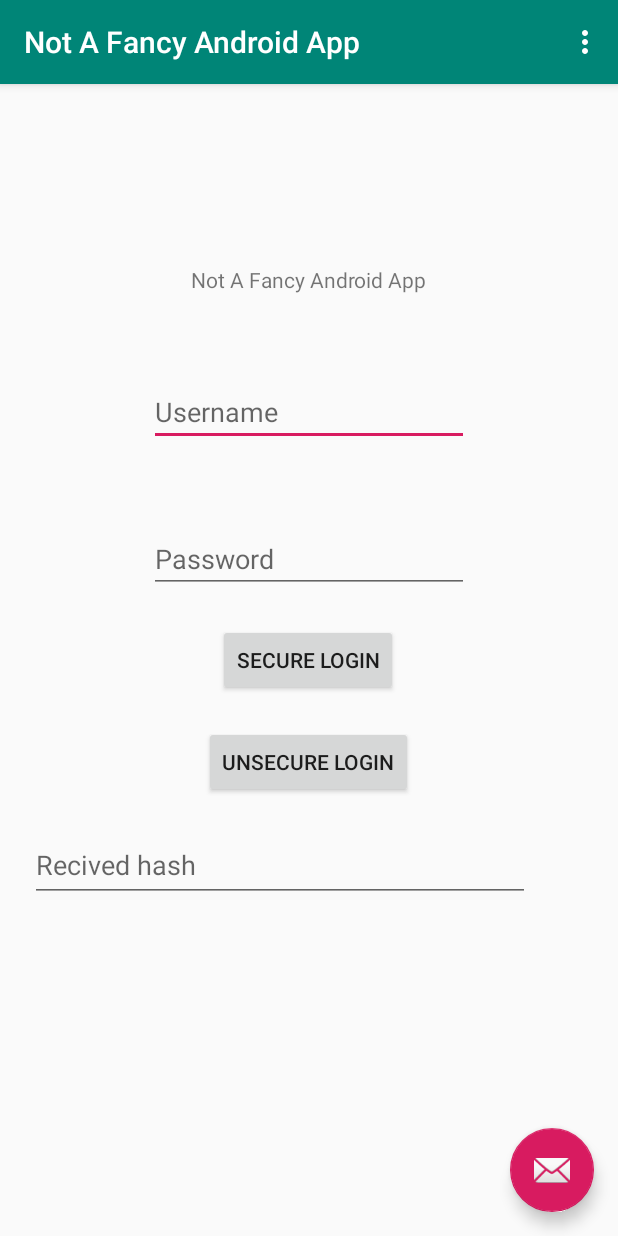
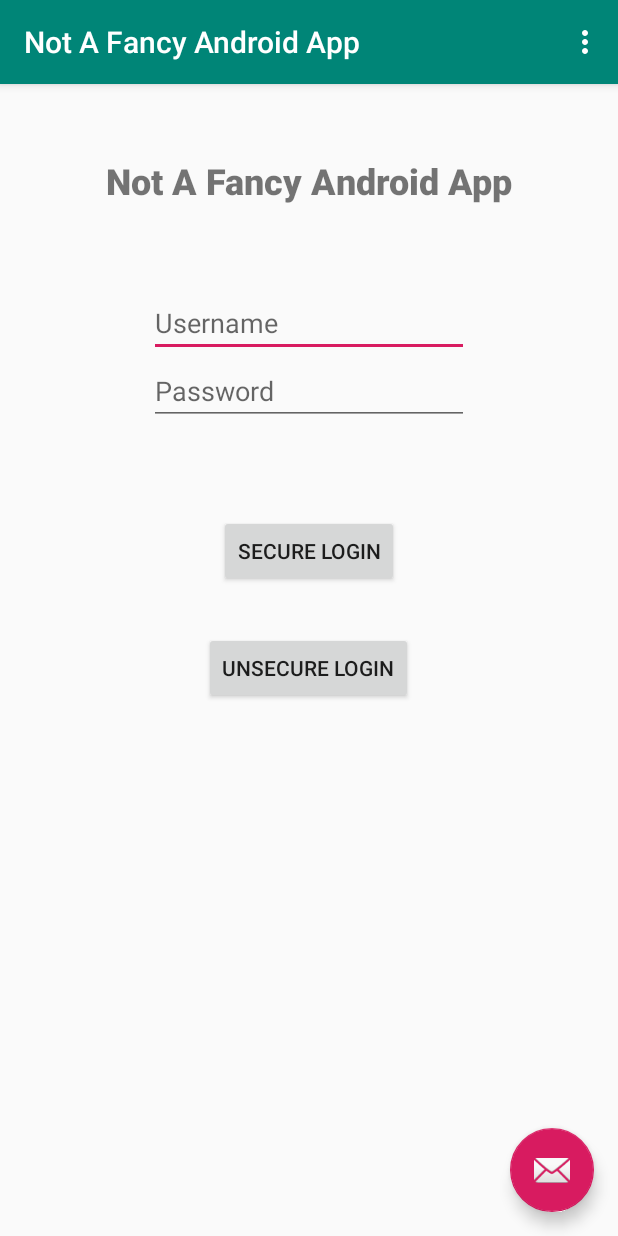
Before and after one commit to choringa/NAFAA_pub, an Android app: the screen it shows after launch (MainActivity), after a tap on "SECURE LOGIN", on a phone screen of 412 x 824 dp. Run offline under Robolectric (Android 15) with nearby library versions, the phone set to English and light mode, and no system bars.

Commit message:
Mejoras graficas. Separacion en otro branch la parte del hash

```diff
--- a/app/src/main/java/com/indi/nafaa/MainActivity.java
+++ b/app/src/main/java/com/indi/nafaa/MainActivity.java
@@ -1,15 +1,19 @@
 package com.indi.nafaa;
 
+import android.content.Intent;
 import android.os.Bundle;
 import com.google.android.material.floatingactionbutton.FloatingActionButton;
 import com.google.android.material.snackbar.Snackbar;
 import androidx.appcompat.app.AppCompatActivity;
 import androidx.appcompat.widget.Toolbar;
+
+import android.util.Log;
 import android.view.View;
 import android.view.Menu;
 import android.view.MenuItem;
 import android.widget.Button;
 import android.widget.EditText;
+import android.widget.TextView;
 import android.widget.Toast;
 import org.json.JSONException;
 import org.json.JSONObject;
@@ -17,6 +21,8 @@ import org.json.JSONObject;
 public class MainActivity extends AppCompatActivity {
 
     private static String TAG = "MainActivity";
+
+    private TextView tvBadAuth;
 
     @Override
     protected void onCreate(Bundle savedInstanceState) {
@@ -36,6 +42,7 @@ public class MainActivity extends AppCompatActivity {
 
         final EditText etUsername = findViewById(R.id.et_main_username);
         final EditText etPassword = findViewById(R.id.et_main_password);
+        tvBadAuth = findViewById(R.id.tvBadAuth);
         Button btnLoginSecure = findViewById(R.id.btnSecureLogin);
         btnLoginSecure.setOnClickListener(new View.OnClickListener() {
             @Override
@@ -67,12 +74,24 @@ public class MainActivity extends AppCompatActivity {
     }
 
     public void handleResponse(String response){
-        Toast.makeText(this, response, Toast.LENGTH_LONG).show();
-    }
-
-    public void setHash(String hash){
-        EditText etHash = findViewById(R.id.et_hash);
-        etHash.setText(hash);
+        try {
+            JSONObject responseJson = new JSONObject(response);
+            int responseCode =  Integer.parseInt(responseJson.get("code").toString());
+            Log.i(TAG, "handleResponse: " + response);
+            if(responseCode == 200){
+                Intent intent = new Intent(this, ProfileActivity.class);
+                startActivity(intent);
+            }
+            else if(responseCode == 401){
+                tvBadAuth.setVisibility(View.VISIBLE);
+            }
+            else{
+                Toast.makeText(this, "Ups, something went wrong...", Toast.LENGTH_LONG).show();
+            }
+        } catch (JSONException e) {
+            Log.e(TAG, "handleResponse: " + e.getLocalizedMessage());
+            Toast.makeText(this, "Ups, something went wrong...", Toast.LENGTH_LONG).show();
+        }
     }
 
     @Override
@@ -93,9 +112,11 @@ public class MainActivity extends AppCompatActivity {
         if (id == R.id.action_settings) {
             return true;
         }
-
         return super.onOptionsItemSelected(item);
     }
 
-
+    @Override
+    protected void onResume() {
+        super.onResume();
+    }
 }
--- a/app/src/main/java/com/indi/nafaa/RequestAsyncTask.java
+++ b/app/src/main/java/com/indi/nafaa/RequestAsyncTask.java
@@ -30,14 +30,6 @@ public class RequestAsyncTask extends AsyncTask<Object, Void, String> {
     protected void onPostExecute(String response) {
         super.onPostExecute(response);
         Log.i(TAG, "POST Response----------->" + response);
-        if(response.contains(":hash:")){
-            String [] respArray = response.split(":");
-            Log.i(TAG, respArray.length + "");
-            if(respArray.length > 2)
-                mainActivity.setHash(respArray[2]);
-            mainActivity.handleResponse(respArray[0]);
-        }
-        else
-            mainActivity.handleResponse(response);
+        mainActivity.handleResponse(response);
     }
 }
--- a/app/src/main/java/com/indi/nafaa/Utils.java
+++ b/app/src/main/java/com/indi/nafaa/Utils.java
@@ -34,10 +34,8 @@ public class Utils {
     private static final String BASE_URL = "https://34.196.140.186:5000/";
     private OkHttpClient clientSecure;
     private OkHttpClient clientUnsecure;
-    private String hash;
 
     public Utils(){
-        hash = "";
         ConstructSecureClient();
         ConstructUnsecureClient();
     }
@@ -100,7 +98,6 @@ public class Utils {
                     md.update(publicKey,0,publicKey.length);
                     String pin = Base64.encodeToString(md.digest(), Base64.NO_WRAP);
                     Log.i(TAG,"2 >> PIN------------->" + pin);
-                    hash = pin;
                     String pinned = clientSecure.certificatePinner().getPins().toArray()[0].toString();
                     Log.i(TAG,"3 >> Pinned---------->" + pinned);
                     return pinned.contains(pin);
@@ -169,7 +166,7 @@ public class Utils {
             }
             catch (IOException e){
                 Log.e(TAG, "Error --> " + e.getLocalizedMessage() + e.getMessage());
-                return "Connection Error" + ":hash:" + hash;
+                return "Connection Error";
             }
         }
         else{
--- a/app/src/main/res/layout/content_main.xml
+++ b/app/src/main/res/layout/content_main.xml
@@ -1,7 +1,12 @@
 <?xml version="1.0" encoding="utf-8"?>
-<androidx.constraintlayout.widget.ConstraintLayout xmlns:android="http://schemas.android.com/apk/res/android"
+<ScrollView
+    xmlns:android="http://schemas.android.com/apk/res/android"
     xmlns:app="http://schemas.android.com/apk/res-auto"
     xmlns:tools="http://schemas.android.com/tools"
+    android:layout_width="match_parent"
+    android:layout_height="match_parent">
+
+<androidx.constraintlayout.widget.ConstraintLayout
     android:layout_width="match_parent"
     android:layout_height="match_parent"
     app:layout_behavior="@string/appbar_scrolling_view_behavior"
@@ -9,37 +14,34 @@
     tools:showIn="@layout/activity_main">
 
     <TextView
-        android:id="@+id/textView"
+        android:id="@+id/tvTitle"
         android:layout_width="wrap_content"
         android:layout_height="wrap_content"
         android:text="@string/app_name"
+        android:textSize="24dp"
+        android:fontFamily="sans-serif-black"
+        android:layout_marginTop="40dp"
         app:layout_constraintBottom_toBottomOf="parent"
         app:layout_constraintLeft_toLeftOf="parent"
         app:layout_constraintRight_toRightOf="parent"
         app:layout_constraintTop_toTopOf="parent"
         app:layout_constraintVertical_bias="0.161" />
 
-    <Button
-        android:id="@+id/btnSecureLogin"
+    <EditText
+        android:id="@+id/et_main_password"
         android:layout_width="wrap_content"
         android:layout_height="wrap_content"
-        android:layout_marginTop="220dp"
-        android:text="@string/login_btn_string"
+        android:layout_marginStart="99dp"
+        android:layout_marginEnd="99dp"
+        android:ems="10"
+        android:hint="@string/password_hint"
+        android:inputType="textPassword"
+        app:layout_constraintBottom_toTopOf="@+id/tvBadAuth"
         app:layout_constraintEnd_toEndOf="parent"
-        app:layout_constraintHorizontal_bias="0.498"
+        app:layout_constraintHorizontal_bias="0.333"
         app:layout_constraintStart_toStartOf="parent"
-        app:layout_constraintTop_toBottomOf="@+id/textView" />
-
-    <Button
-        android:id="@+id/btnUnsecureLogin"
-        android:layout_width="wrap_content"
-        android:layout_height="wrap_content"
-        android:layout_marginTop="288dp"
-        android:text="@string/unsecure_login_btn_string"
-        app:layout_constraintEnd_toEndOf="parent"
-        app:layout_constraintHorizontal_bias="0.498"
-        app:layout_constraintStart_toStartOf="parent"
-        app:layout_constraintTop_toBottomOf="@+id/textView" />
+        app:layout_constraintTop_toBottomOf="@+id/et_main_username"
+        app:layout_constraintVertical_bias="0.0" />
 
     <EditText
         android:id="@+id/et_main_username"
@@ -53,38 +55,41 @@
         android:inputType="textPersonName"
         app:layout_constraintEnd_toEndOf="parent"
         app:layout_constraintStart_toStartOf="parent"
-        app:layout_constraintTop_toBottomOf="@+id/textView" />
+        app:layout_constraintTop_toBottomOf="@+id/tvTitle" />
 
-    <EditText
-        android:id="@+id/et_main_password"
+    <TextView
+        android:id="@+id/tvBadAuth"
         android:layout_width="wrap_content"
         android:layout_height="wrap_content"
-        android:layout_marginStart="99dp"
-        android:layout_marginTop="48dp"
-        android:layout_marginEnd="99dp"
-        android:ems="10"
-        android:hint="@string/password_hint"
-        android:inputType="textPassword"
-        app:layout_constraintBottom_toTopOf="@+id/btnSecureLogin"
+        android:layout_marginTop="5dp"
+        android:text="@string/bad_auth"
+        android:textColor="@android:color/holo_red_dark"
+        android:visibility="gone"
+        app:layout_constraintBottom_toBottomOf="@+id/btnSecureLogin"
         app:layout_constraintEnd_toEndOf="parent"
-        app:layout_constraintHorizontal_bias="0.0"
         app:layout_constraintStart_toStartOf="parent"
-        app:layout_constraintTop_toBottomOf="@+id/et_main_username"
-        app:layout_constraintVertical_bias="0.187" />
+        app:layout_constraintTop_toBottomOf="@+id/et_main_password" />
 
-    <EditText
-        android:id="@+id/et_hash"
-        android:layout_width="333dp"
-        android:layout_height="49dp"
-        android:layout_marginStart="99dp"
-        android:layout_marginTop="356dp"
-        android:layout_marginEnd="99dp"
-        android:ems="10"
-        android:hint="Recived hash"
-        android:inputType="textPersonName"
+    <Button
+        android:id="@+id/btnSecureLogin"
+        android:layout_width="wrap_content"
+        android:layout_height="wrap_content"
+        android:layout_marginTop="60dp"
+        android:text="@string/login_btn_string"
         app:layout_constraintEnd_toEndOf="parent"
-        app:layout_constraintHorizontal_bias="0.666"
         app:layout_constraintStart_toStartOf="parent"
-        app:layout_constraintTop_toBottomOf="@+id/textView" />
+        app:layout_constraintTop_toBottomOf="@+id/tvBadAuth" />
+
+    <Button
+        android:id="@+id/btnUnsecureLogin"
+        android:layout_width="wrap_content"
+        android:layout_height="wrap_content"
+        android:layout_marginTop="30dp"
+        android:text="@string/unsecure_login_btn_string"
+        app:layout_constraintEnd_toEndOf="parent"
+        app:layout_constraintHorizontal_bias="0.498"
+        app:layout_constraintStart_toStartOf="parent"
+        app:layout_constraintTop_toBottomOf="@+id/btnSecureLogin" />
 
 </androidx.constraintlayout.widget.ConstraintLayout>
+</ScrollView>
--- a/app/src/main/res/values/strings.xml
+++ b/app/src/main/res/values/strings.xml
@@ -7,4 +7,6 @@
     <string name="unsecure_login_btn_string">Unsecure Login</string>
     <string name="username_hint">Username</string>
     <string name="password_hint">Password</string>
+    <string name="profile_title">Welcome</string>
+    <string name="bad_auth">Username or Password are incorrect...</string>
 </resources>
```
Also changed, not shown: app/src/main/AndroidManifest.xml (+5 -2 lines), app/src/main/java/com/indi/nafaa/ProfileActivity.java (added, +14 -0 lines), app/src/main/res/layout/activity_profile.xml (added, +20 -0 lines).
